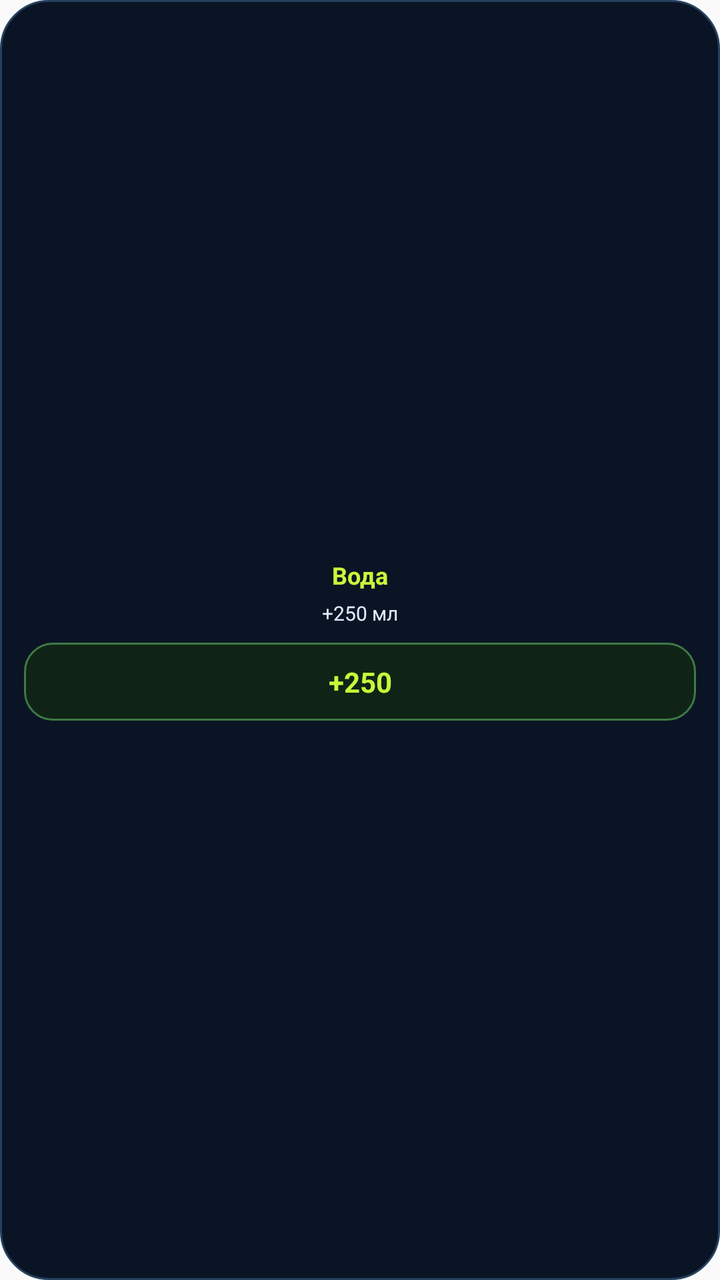
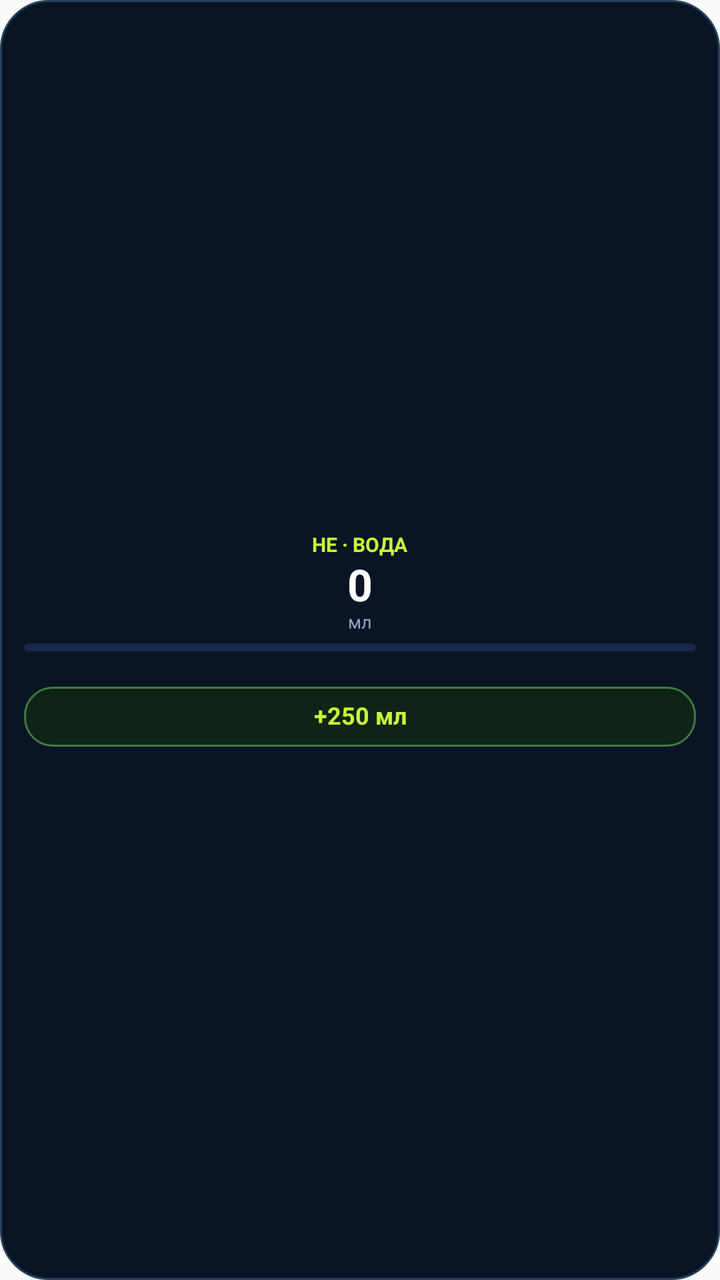

Screens rendered from an Android XML layout before and after an edit, with the pre-edit source and the edit as a unified diff.
<!-- AndroidManifest.xml: application theme AppTheme -->
<!-- res/layout/widget_waterquick.xml -->
<?xml version="1.0" encoding="utf-8"?>
<LinearLayout xmlns:android="http://schemas.android.com/apk/res/android"
    android:id="@+id/w_waterquick_root"
    android:layout_width="match_parent"
    android:layout_height="wrap_content"
    android:background="@drawable/widget_bg"
    android:orientation="vertical"
    android:padding="12dp"
    android:gravity="center"
    android:contentDescription="Вода">

    <TextView
        android:id="@+id/w_waterquick_title"
        android:layout_width="wrap_content"
        android:layout_height="wrap_content"
        android:text="Вода"
        android:textColor="#C9F73A"
        android:textSize="12sp"
        android:textStyle="bold" />

    <TextView
        android:id="@+id/w_waterquick_sub"
        android:layout_width="wrap_content"
        android:layout_height="wrap_content"
        android:layout_marginTop="4dp"
        android:text="+250 мл"
        android:textColor="#E2ECFF"
        android:textSize="10sp" />

    <TextView
        android:id="@+id/w_waterquick_act"
        android:layout_width="match_parent"
        android:layout_height="wrap_content"
        android:layout_marginTop="8dp"
        android:background="@drawable/widget_action"
        android:gravity="center"
        android:padding="10dp"
        android:text="+250"
        android:textColor="#C9F73A"
        android:textSize="14sp"
        android:textStyle="bold" />
</LinearLayout>
<!-- resources referenced by this layout -->
<resources>
  <!-- drawable widget_action (drawable) -->
  <?xml version="1.0" encoding="utf-8"?>
  <shape xmlns:android="http://schemas.android.com/apk/res/android"
      android:shape="rectangle">
      <corners android:radius="14dp" />
      
      <solid android:color="#0F2417" />
      <stroke android:width="1dp" android:color="#3F7A44" />
  </shape>
  <!-- drawable widget_bg (drawable) -->
  <?xml version="1.0" encoding="utf-8"?>
  <shape xmlns:android="http://schemas.android.com/apk/res/android"
      android:shape="rectangle">
      <corners android:radius="24dp" />
      
      <solid android:color="#0A1424" />
      <stroke android:width="1dp" android:color="#24405F" />
  </shape>
  <style name="AppTheme" parent="Theme.AppCompat.Light.DarkActionBar">
          
          <item name="colorPrimary">@color/colorPrimary</item>
          <item name="colorPrimaryDark">@color/colorPrimaryDark</item>
          <item name="colorAccent">@color/colorAccent</item>
      </style>
  <color name="colorPrimary">#0a1628</color>
  <color name="colorPrimaryDark">#050b16</color>
  <color name="colorAccent">#00e68a</color>
</resources>

<!-- the commit's change to res/layout/widget_waterquick.xml (unified diff, before → after) -->
@@ -4,39 +4,73 @@
     android:layout_width="match_parent"
     android:layout_height="wrap_content"
     android:background="@drawable/widget_bg"
+    android:gravity="center"
     android:orientation="vertical"
-    android:padding="12dp"
-    android:gravity="center"
-    android:contentDescription="Вода">
+    android:paddingLeft="12dp"
+    android:paddingRight="12dp"
+    android:paddingTop="10dp"
+    android:paddingBottom="10dp">
 
     <TextView
         android:id="@+id/w_waterquick_title"
         android:layout_width="wrap_content"
         android:layout_height="wrap_content"
-        android:text="Вода"
+        android:includeFontPadding="false"
+        android:text="HE · ВОДА"
         android:textColor="#C9F73A"
-        android:textSize="12sp"
+        android:textSize="10sp"
+        android:textStyle="bold" />
+
+    <TextView
+        android:id="@+id/w_waterquick_value"
+        android:layout_width="wrap_content"
+        android:layout_height="wrap_content"
+        android:layout_marginTop="2dp"
+        android:includeFontPadding="false"
+        android:text="0"
+        android:textColor="#FFFFFF"
+        android:textSize="22sp"
         android:textStyle="bold" />
 
     <TextView
         android:id="@+id/w_waterquick_sub"
         android:layout_width="wrap_content"
         android:layout_height="wrap_content"
-        android:layout_marginTop="4dp"
-        android:text="+250 мл"
-        android:textColor="#E2ECFF"
-        android:textSize="10sp" />
+        android:includeFontPadding="false"
+        android:text="мл"
+        android:textColor="#8FA3C4"
+        android:textSize="9sp" />
+
+    <ProgressBar
+        android:id="@+id/w_waterquick_bar"
+        style="@android:style/Widget.ProgressBar.Horizontal"
+        android:layout_width="match_parent"
+        android:layout_height="4dp"
+        android:layout_marginTop="5dp"
+        android:max="100"
+        android:progress="0"
+        android:progressDrawable="@drawable/widget_bar_water" />
+
+    <TextView
+        android:id="@+id/w_waterquick_pct"
+        android:layout_width="wrap_content"
+        android:layout_height="wrap_content"
+        android:layout_marginTop="2dp"
+        android:includeFontPadding="false"
+        android:text=" "
+        android:textColor="#8FA3C4"
+        android:textSize="9sp" />
 
     <TextView
         android:id="@+id/w_waterquick_act"
         android:layout_width="match_parent"
-        android:layout_height="wrap_content"
-        android:layout_marginTop="8dp"
+        android:layout_height="30dp"
+        android:layout_marginTop="5dp"
         android:background="@drawable/widget_action"
         android:gravity="center"
-        android:padding="10dp"
-        android:text="+250"
+        android:includeFontPadding="false"
+        android:text="+250 мл"
         android:textColor="#C9F73A"
-        android:textSize="14sp"
+        android:textSize="12sp"
         android:textStyle="bold" />
 </LinearLayout>
<!-- resource entries referenced after the edit -->
@@ -9,6 +9,24 @@
       <solid android:color="#0F2417" />
       <stroke android:width="1dp" android:color="#3F7A44" />
   </shape>
+  <!-- drawable widget_bar_water (drawable) -->
+  <?xml version="1.0" encoding="utf-8"?>
+  <layer-list xmlns:android="http://schemas.android.com/apk/res/android">
+      <item android:id="@android:id/background">
+          <shape android:shape="rectangle">
+              <corners android:radius="4dp" />
+              <solid android:color="#16294A" />
+          </shape>
+      </item>
+      <item android:id="@android:id/progress">
+          <clip>
+              <shape android:shape="rectangle">
+                  <corners android:radius="4dp" />
+                  <solid android:color="#38BDF8" />
+              </shape>
+          </clip>
+      </item>
+  </layer-list>
   <!-- drawable widget_bg (drawable) -->
   <?xml version="1.0" encoding="utf-8"?>
   <shape xmlns:android="http://schemas.android.com/apk/res/android"
